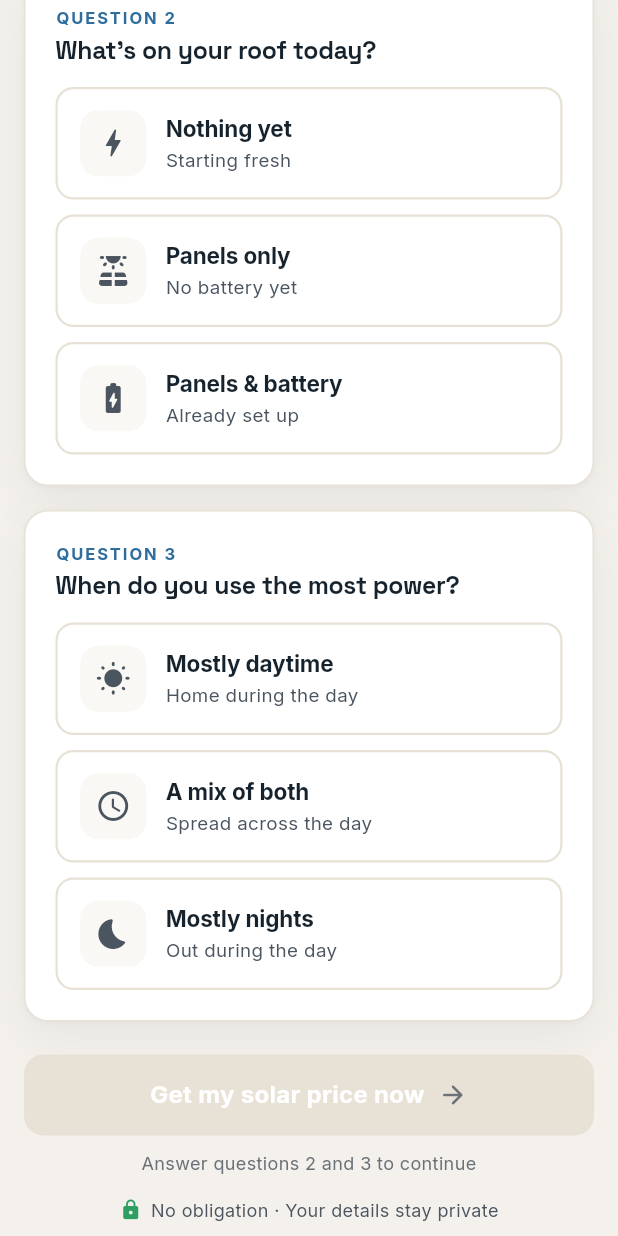
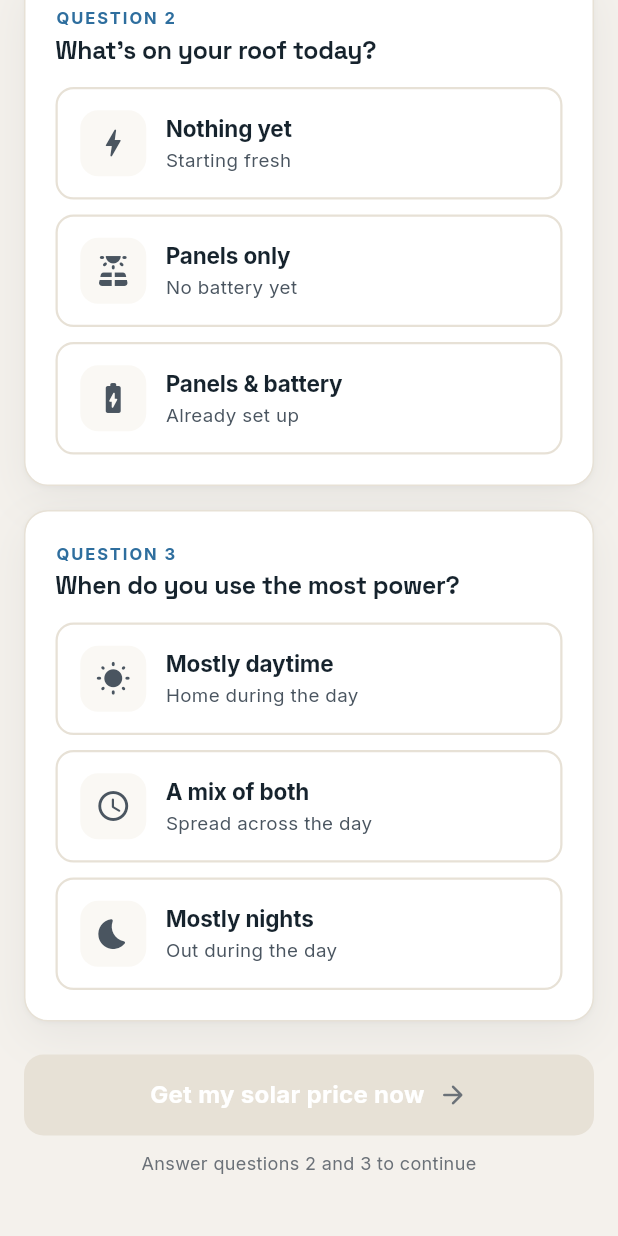
Before and after one commit to vonjoniii-byte/solarpricenow, a Flutter app: the screen it shows after launch, scrolled down 574 dp, on a phone screen of 412 x 824 dp. Run offline on Flutter 3.47's test engine with Material 3 defaults, Android fonts, the phone set to English and light mode, and no system bars; our stand-ins replace go_router, google_fonts.

Commit message:
Remove premature no-obligation line from first screen

```diff
--- a/lib/screens/step1_input_screen.dart
+++ b/lib/screens/step1_input_screen.dart
@@ -125,9 +125,7 @@ class _Step1InputScreenState extends State<Step1InputScreen> {
                     ),
                     const SizedBox(height: 22),
 
-                    _primaryButton(),
-                    const SizedBox(height: 14),
-                    _trustLine(),
+                  _primaryButton(),
                   ],
                 ),
               ),
@@ -297,19 +295,4 @@ class _Step1InputScreenState extends State<Step1InputScreen> {
     );
   }
 
-  Widget _trustLine() {
-    return Row(
-      mainAxisAlignment: MainAxisAlignment.center,
-      children: [
-        const Icon(Icons.lock_rounded, size: 15, color: AppColors.secondary),
-        const SizedBox(width: 6),
-        Flexible(
-          child: Text(
-            'No obligation · Your details stay private',
-            style: AppTypography.caption,
-          ),
-        ),
-      ],
-    );
-  }
 }
```
